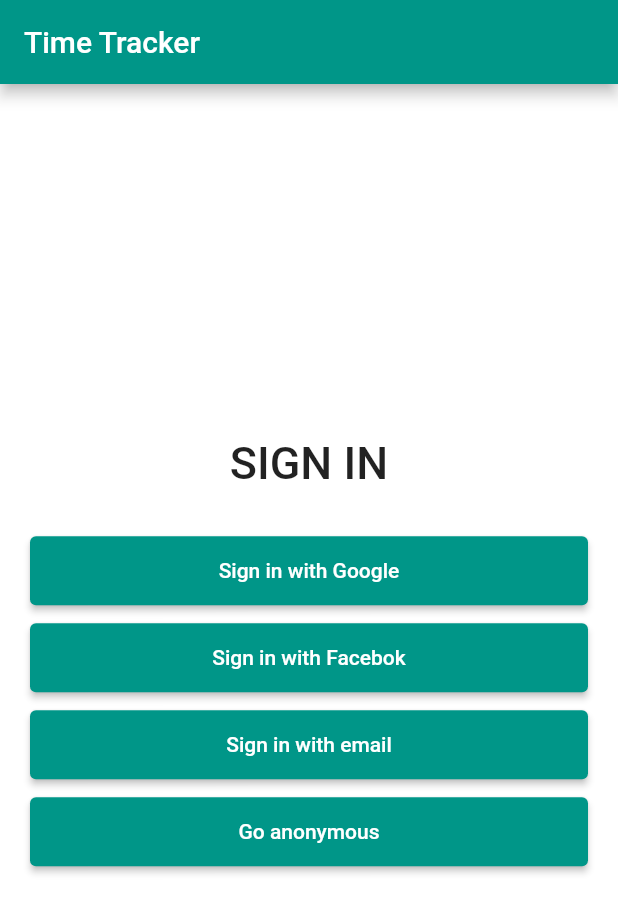
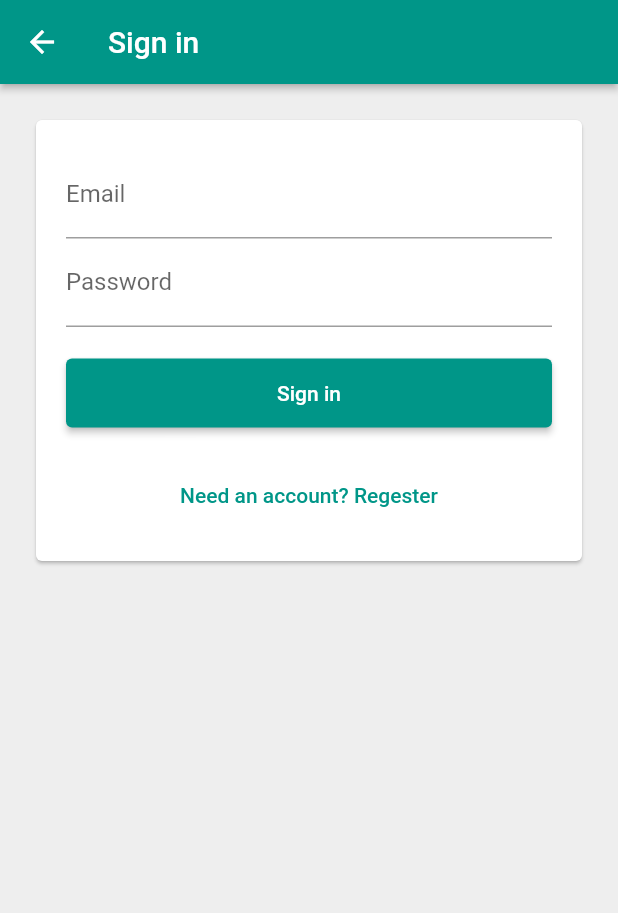
Before and after one commit to nphattai/time-tracker, a Flutter app: the screen it shows after launch, after a tap on "Sign in with email", on a phone screen of 412 x 824 dp. Shown: the top 913 px of the screen. Run offline on Flutter 3.47's test engine with Material 2 defaults, Android fonts, the phone set to English and light mode, and no system bars; our stand-ins replace firebase_auth, firebase_core, google_sign_in; missing offline and left inert: flutter_facebook_auth; accounts and stored records are empty.

Commit message:
add email sign in form

```diff
--- a/lib/main.dart
+++ b/lib/main.dart
@@ -25,6 +25,9 @@
           }
           if (snapshot.hasData) {
             return MaterialApp(
+              theme: ThemeData(
+                primaryColor: Colors.teal,
+              ),
               debugShowCheckedModeBanner: false,
               home: LandingPage(
                 auth: Auth(),
--- /dev/null
+++ b/lib/pages/email_signin_page.dart
@@ -0,0 +1,124 @@
+import 'package:flutter/material.dart';
+import 'package:time_tracker/services/auth_base.dart';
+import 'package:time_tracker/widgets/custom_button.dart';
+
+enum EmailSignInFormType { SIGN_IN, SIGN_UP }
+
+class EmailSignInPage extends StatefulWidget {
+  EmailSignInPage({Key key, @required this.auth}) : super(key: key);
+
+  final AuthBase auth;
+
+  @override
+  _EmailSignInPageState createState() => _EmailSignInPageState();
+}
+
+class _EmailSignInPageState extends State<EmailSignInPage> {
+  final _emailController = TextEditingController();
+  final _passwordController = TextEditingController();
+  final _emailFocusNode = FocusNode();
+  final _passwordFocusNode = FocusNode();
+
+  String get _email => _emailController.text;
+  String get _password => _passwordController.text;
+
+  EmailSignInFormType _formType = EmailSignInFormType.SIGN_IN;
+
+  void _toggleFormType() {
+    setState(() {
+      _formType = _formType == EmailSignInFormType.SIGN_IN
+          ? EmailSignInFormType.SIGN_UP
+          : EmailSignInFormType.SIGN_IN;
+    });
+    _emailController.clear();
+    _passwordController.clear();
+  }
+
+  void _onSubmit() async {
+    if (_formType == EmailSignInFormType.SIGN_IN) {
+      final user =
+          await widget.auth.signInWithEmailAndPassword(_email, _password);
+      if (user != null) {
+        Navigator.of(context).pop();
+      }
+    } else {
+      final user = await widget.auth.createUserCredenntial(_email, _password);
+      if (user != null) {
+        _toggleFormType();
+        FocusScope.of(context).requestFocus(_passwordFocusNode);
+        _emailController.text = user?.email;
+      }
+    }
+  }
+
+  @override
+  void dispose() {
+    _emailController.dispose();
+    _passwordController.dispose();
+    super.dispose();
+  }
+
+  @override
+  Widget build(BuildContext context) {
+    String primaryText = _formType == EmailSignInFormType.SIGN_IN
+        ? 'Sign in'
+        : 'Create an account';
+    String secondText = _formType == EmailSignInFormType.SIGN_IN
+        ? 'Need an account? Regester'
+        : 'Have an account? Sign in';
+
+    return Scaffold(
+      appBar: AppBar(
+        backgroundColor: Colors.teal,
+        elevation: 2,
+        title: Text('Sign in'),
+      ),
+      backgroundColor: Colors.grey[200],
+      body: Padding(
+        padding: const EdgeInsets.all(20),
+        child: Card(
+          child: Padding(
+            padding: const EdgeInsets.all(20),
+            child: Column(
+              mainAxisSize: MainAxisSize.min,
+              crossAxisAlignment: CrossAxisAlignment.stretch,
+              children: <Widget>[
+                TextFormField(
+                  controller: _emailController,
+                  focusNode: _emailFocusNode,
+                  decoration: InputDecoration(labelText: 'Email'),
+                  onEditingComplete: () =>
+                      FocusScope.of(context).requestFocus(_passwordFocusNode),
+                ),
+                TextFormField(
+                  controller: _passwordController,
+                  focusNode: _passwordFocusNode,
+                  onEditingComplete: _onSubmit,
+                  decoration: InputDecoration(labelText: 'Password'),
+                  obscureText: true,
+                ),
+                SizedBox(
+                  height: 20,
+                ),
+                CustomButton(
+                  onPressed: _onSubmit,
+                  title: primaryText,
+                ),
+                SizedBox(
+                  height: 10,
+                ),
+                TextButton(
+                  onPressed: _toggleFormType,
+                  child: Text(
+                    secondText,
+                    style: TextStyle(color: Colors.teal),
+                  ),
+                )
+              ],
+            ),
+          ),
+        ),
+      ),
+    );
+  }
+}
--- a/lib/pages/signin_page.dart
+++ b/lib/pages/signin_page.dart
@@ -1,4 +1,5 @@
 import 'package:flutter/material.dart';
+import 'package:time_tracker/pages/email_signin_page.dart';
 import 'package:time_tracker/services/auth_base.dart';
 import 'package:time_tracker/widgets/custom_button.dart';
 
@@ -63,7 +64,13 @@
               ),
               CustomButton(
                 title: 'Sign in with email',
-                onPressed: () {},
+                onPressed: () => Navigator.of(context).push(
+                  MaterialPageRoute<void>(
+                    builder: (context) => EmailSignInPage(
+                      auth: auth,
+                    ),
+                  ),
+                ),
               ),
               CustomButton(
                 title: 'Go anonymous',
--- a/lib/services/auth.dart
+++ b/lib/services/auth.dart
@@ -67,4 +67,18 @@
         .signInWithCredential(facebookAuthCredential);
     return userCredential.user;
   }
+
+  @override
+  Future<User> createUserCredenntial(String email, String password) async {
+    final userCredential = await auth.createUserWithEmailAndPassword(
+        email: email, password: password);
+    return userCredential.user;
+  }
+
+  @override
+  Future<User> signInWithEmailAndPassword(String email, String password) async {
+    final userCredential = await auth.signInWithCredential(
+        EmailAuthProvider.credential(email: email, password: password));
+    return userCredential.user;
+  }
 }
--- a/lib/services/auth_base.dart
+++ b/lib/services/auth_base.dart
@@ -7,4 +7,6 @@
   Future<void> signOut();
   Future<User> signInWithGoogle();
   Future<User> signInWithFacebook();
+  Future<User> signInWithEmailAndPassword(String email, String password);
+  Future<User> createUserCredenntial(String email, String password);
 }
```
